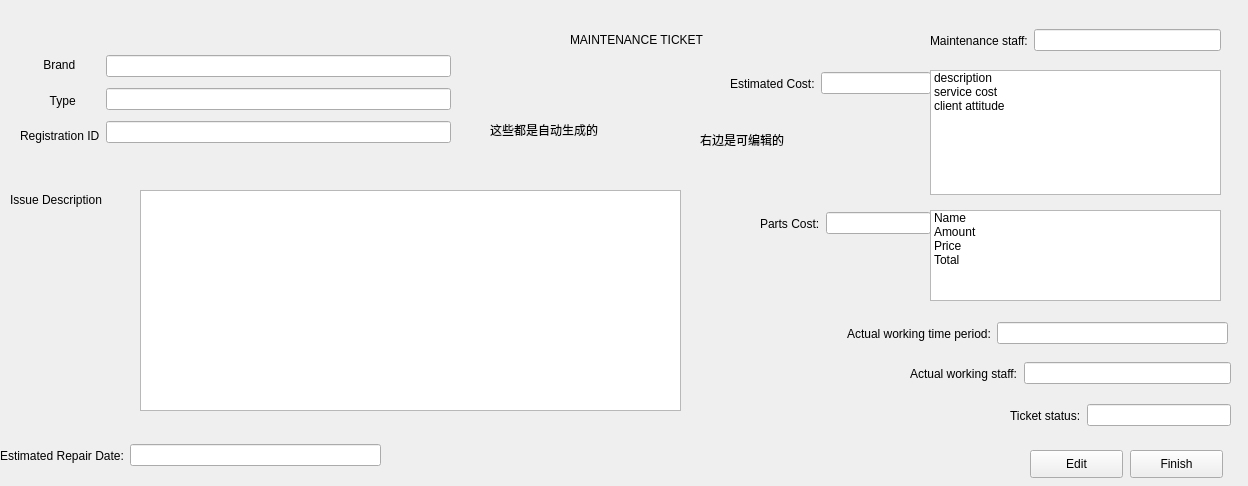
imansmallapple/Car-Workshop, file sourceCode/CarWorkshop/ticket.ui: the form before one commit.
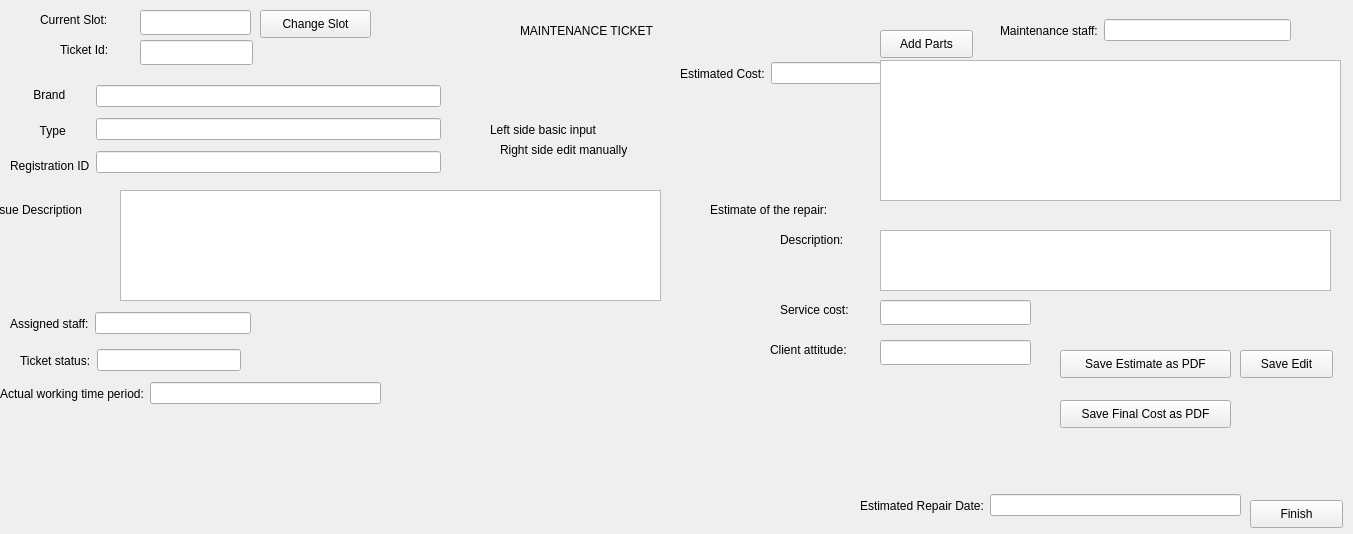
The form after the commit.

Commit message: upload current update from gitlab

```diff
--- a/sourceCode/CarWorkshop/ticket.ui
+++ b/sourceCode/CarWorkshop/ticket.ui
@@ -6,8 +6,8 @@
    <rect>
     <x>0</x>
     <y>0</y>
-    <width>1248</width>
-    <height>486</height>
+    <width>1353</width>
+    <height>534</height>
    </rect>
   </property>
   <property name="windowTitle">
@@ -16,8 +16,8 @@
   <widget class="QWidget" name="layoutWidget">
    <property name="geometry">
     <rect>
-     <x>730</x>
-     <y>70</y>
+     <x>680</x>
+     <y>60</y>
      <width>201</width>
      <height>27</height>
     </rect>
@@ -38,10 +38,10 @@
   <widget class="QWidget" name="layoutWidget_2">
    <property name="geometry">
     <rect>
-     <x>1010</x>
-     <y>390</y>
+     <x>20</x>
+     <y>340</y>
      <width>221</width>
-     <height>51</height>
+     <height>41</height>
     </rect>
    </property>
    <layout class="QHBoxLayout" name="horizontalLayout_26">
@@ -60,8 +60,8 @@
   <widget class="QLabel" name="label_26">
    <property name="geometry">
     <rect>
-     <x>10</x>
-     <y>190</y>
+     <x>-10</x>
+     <y>200</y>
      <width>131</width>
      <height>19</height>
     </rect>
@@ -70,82 +70,11 @@
     <string>Issue Description</string>
    </property>
   </widget>
-  <widget class="QWidget" name="layoutWidget_3">
-   <property name="geometry">
-    <rect>
-     <x>930</x>
-     <y>70</y>
-     <width>291</width>
-     <height>125</height>
-    </rect>
-   </property>
-   <layout class="QVBoxLayout" name="verticalLayout_10">
-    <item>
-     <widget class="QListWidget" name="listWidget_4">
-      <item>
-       <property name="text">
-        <string>description</string>
-       </property>
-      </item>
-      <item>
-       <property name="text">
-        <string>service cost</string>
-       </property>
-      </item>
-      <item>
-       <property name="text">
-        <string>client attitude</string>
-       </property>
-      </item>
-     </widget>
-    </item>
-   </layout>
-  </widget>
-  <widget class="QTableWidget" name="tableWidget">
-   <property name="geometry">
-    <rect>
-     <x>140</x>
-     <y>190</y>
-     <width>541</width>
-     <height>221</height>
-    </rect>
-   </property>
-  </widget>
-  <widget class="QListWidget" name="listWidget_5">
-   <property name="geometry">
-    <rect>
-     <x>930</x>
-     <y>210</y>
-     <width>291</width>
-     <height>91</height>
-    </rect>
-   </property>
-   <item>
-    <property name="text">
-     <string>Name</string>
-    </property>
-   </item>
-   <item>
-    <property name="text">
-     <string>Amount</string>
-    </property>
-   </item>
-   <item>
-    <property name="text">
-     <string>Price</string>
-    </property>
-   </item>
-   <item>
-    <property name="text">
-     <string>Total</string>
-    </property>
-   </item>
-  </widget>
   <widget class="QWidget" name="layoutWidget_4">
    <property name="geometry">
     <rect>
-     <x>0</x>
-     <y>440</y>
+     <x>860</x>
+     <y>490</y>
      <width>381</width>
      <height>31</height>
     </rect>
@@ -168,21 +97,21 @@
     <rect>
      <x>490</x>
      <y>120</y>
-     <width>271</width>
+     <width>171</width>
      <height>19</height>
     </rect>
    </property>
    <property name="text">
-    <string>这些都是自动生成的</string>
+    <string>Left side basic input</string>
    </property>
   </widget>
   <widget class="QLabel" name="label_36">
    <property name="geometry">
     <rect>
-     <x>570</x>
-     <y>30</y>
-     <width>181</width>
-     <height>19</height>
+     <x>520</x>
+     <y>20</y>
+     <width>171</width>
+     <height>21</height>
     </rect>
    </property>
    <property name="text">
@@ -192,8 +121,8 @@
   <widget class="QWidget" name="layoutWidget_5">
    <property name="geometry">
     <rect>
-     <x>847</x>
-     <y>320</y>
+     <x>0</x>
+     <y>380</y>
      <width>381</width>
      <height>27</height>
     </rect>
@@ -214,8 +143,8 @@
   <widget class="QWidget" name="layoutWidget_6">
    <property name="geometry">
     <rect>
-     <x>20</x>
-     <y>50</y>
+     <x>10</x>
+     <y>80</y>
      <width>431</width>
      <height>101</height>
     </rect>
@@ -264,9 +193,9 @@
   <widget class="QWidget" name="layoutWidget_7">
    <property name="geometry">
     <rect>
-     <x>910</x>
-     <y>360</y>
-     <width>321</width>
+     <x>10</x>
+     <y>310</y>
+     <width>241</width>
      <height>27</height>
     </rect>
    </property>
@@ -274,7 +203,7 @@
     <item>
      <widget class="QLabel" name="label_41">
       <property name="text">
-       <string>Actual working staff:</string>
+       <string>Assigned staff:</string>
       </property>
      </widget>
     </item>
@@ -286,8 +215,8 @@
   <widget class="QWidget" name="layoutWidget_8">
    <property name="geometry">
     <rect>
-     <x>930</x>
-     <y>20</y>
+     <x>1000</x>
+     <y>10</y>
      <width>291</width>
      <height>41</height>
     </rect>
@@ -308,56 +237,34 @@
   <widget class="QLabel" name="label_43">
    <property name="geometry">
     <rect>
-     <x>700</x>
-     <y>130</y>
-     <width>161</width>
+     <x>500</x>
+     <y>140</y>
+     <width>191</width>
      <height>19</height>
     </rect>
    </property>
    <property name="text">
-    <string>右边是可编辑的</string>
+    <string>Right side edit manually</string>
    </property>
   </widget>
-  <widget class="QWidget" name="layoutWidget_9">
-   <property name="geometry">
-    <rect>
-     <x>760</x>
-     <y>210</y>
-     <width>171</width>
-     <height>27</height>
-    </rect>
-   </property>
-   <layout class="QHBoxLayout" name="horizontalLayout_32">
-    <item>
-     <widget class="QLabel" name="label_44">
-      <property name="text">
-       <string>Parts Cost:</string>
-      </property>
-     </widget>
-    </item>
-    <item>
-     <widget class="QLineEdit" name="lineEdit_40"/>
-    </item>
-   </layout>
-  </widget>
   <widget class="QPushButton" name="editbtn">
    <property name="geometry">
     <rect>
-     <x>1030</x>
-     <y>450</y>
+     <x>1240</x>
+     <y>350</y>
      <width>93</width>
      <height>28</height>
     </rect>
    </property>
    <property name="text">
-    <string>Edit</string>
+    <string>Save Edit</string>
    </property>
   </widget>
   <widget class="QPushButton" name="finishbtn">
    <property name="geometry">
     <rect>
-     <x>1130</x>
-     <y>450</y>
+     <x>1250</x>
+     <y>500</y>
      <width>93</width>
      <height>28</height>
     </rect>
@@ -366,6 +273,206 @@
     <string>Finish</string>
    </property>
   </widget>
+  <widget class="QLabel" name="label">
+   <property name="geometry">
+    <rect>
+     <x>40</x>
+     <y>10</y>
+     <width>111</width>
+     <height>19</height>
+    </rect>
+   </property>
+   <property name="text">
+    <string>Current Slot:</string>
+   </property>
+  </widget>
+  <widget class="QLineEdit" name="currentslotline">
+   <property name="geometry">
+    <rect>
+     <x>140</x>
+     <y>10</y>
+     <width>111</width>
+     <height>25</height>
+    </rect>
+   </property>
+  </widget>
+  <widget class="QLabel" name="label_2">
+   <property name="geometry">
+    <rect>
+     <x>60</x>
+     <y>40</y>
+     <width>71</width>
+     <height>20</height>
+    </rect>
+   </property>
+   <property name="text">
+    <string>Ticket Id:</string>
+   </property>
+  </widget>
+  <widget class="QLineEdit" name="ticketidline">
+   <property name="geometry">
+    <rect>
+     <x>140</x>
+     <y>40</y>
+     <width>113</width>
+     <height>25</height>
+    </rect>
+   </property>
+  </widget>
+  <widget class="QPushButton" name="changebtn">
+   <property name="geometry">
+    <rect>
+     <x>260</x>
+     <y>10</y>
+     <width>111</width>
+     <height>28</height>
+    </rect>
+   </property>
+   <property name="text">
+    <string>Change Slot</string>
+   </property>
+  </widget>
+  <widget class="QTextEdit" name="issuetxt">
+   <property name="geometry">
+    <rect>
+     <x>120</x>
+     <y>190</y>
+     <width>541</width>
+     <height>111</height>
+    </rect>
+   </property>
+  </widget>
+  <widget class="QTableView" name="partstb">
+   <property name="geometry">
+    <rect>
+     <x>880</x>
+     <y>60</y>
+     <width>461</width>
+     <height>141</height>
+    </rect>
+   </property>
+  </widget>
+  <widget class="QPushButton" name="addbtn">
+   <property name="geometry">
+    <rect>
+     <x>880</x>
+     <y>30</y>
+     <width>93</width>
+     <height>28</height>
+    </rect>
+   </property>
+   <property name="text">
+    <string>Add Parts</string>
+   </property>
+  </widget>
+  <widget class="QLabel" name="label_3">
+   <property name="geometry">
+    <rect>
+     <x>710</x>
+     <y>200</y>
+     <width>171</width>
+     <height>19</height>
+    </rect>
+   </property>
+   <property name="text">
+    <string>Estimate of the repair:</string>
+   </property>
+  </widget>
+  <widget class="QTextEdit" name="desctb">
+   <property name="geometry">
+    <rect>
+     <x>880</x>
+     <y>230</y>
+     <width>451</width>
+     <height>61</height>
+    </rect>
+   </property>
+  </widget>
+  <widget class="QLabel" name="label_4">
+   <property name="geometry">
+    <rect>
+     <x>780</x>
+     <y>230</y>
+     <width>101</width>
+     <height>20</height>
+    </rect>
+   </property>
+   <property name="text">
+    <string>Description:</string>
+   </property>
+  </widget>
+  <widget class="QLabel" name="label_5">
+   <property name="geometry">
+    <rect>
+     <x>780</x>
+     <y>300</y>
+     <width>101</width>
+     <height>19</height>
+    </rect>
+   </property>
+   <property name="text">
+    <string>Service cost:</string>
+   </property>
+  </widget>
+  <widget class="QLineEdit" name="serviceline">
+   <property name="geometry">
+    <rect>
+     <x>880</x>
+     <y>300</y>
+     <width>151</width>
+     <height>25</height>
+    </rect>
+   </property>
+  </widget>
+  <widget class="QLabel" name="label_6">
+   <property name="geometry">
+    <rect>
+     <x>770</x>
+     <y>340</y>
+     <width>111</width>
+     <height>19</height>
+    </rect>
+   </property>
+   <property name="text">
+    <string>Client attitude:</string>
+   </property>
+  </widget>
+  <widget class="QLineEdit" name="clientline">
+   <property name="geometry">
+    <rect>
+     <x>880</x>
+     <y>340</y>
+     <width>151</width>
+     <height>25</height>
+    </rect>
+   </property>
+  </widget>
+  <widget class="QPushButton" name="pdfbtn">
+   <property name="geometry">
+    <rect>
+     <x>1060</x>
+     <y>350</y>
+     <width>171</width>
+     <height>28</height>
+    </rect>
+   </property>
+   <property name="text">
+    <string>Save Estimate as PDF</string>
+   </property>
+  </widget>
+  <widget class="QPushButton" name="finalcostbtn">
+   <property name="geometry">
+    <rect>
+     <x>1060</x>
+     <y>400</y>
+     <width>171</width>
+     <height>28</height>
+    </rect>
+   </property>
+   <property name="text">
+    <string>Save Final Cost as PDF</string>
+   </property>
+  </widget>
  </widget>
  <resources/>
  <connections/>
```
Left out of the diff: 16 changed lines with no effect on the pictures. The commit also changes 44 other files.
